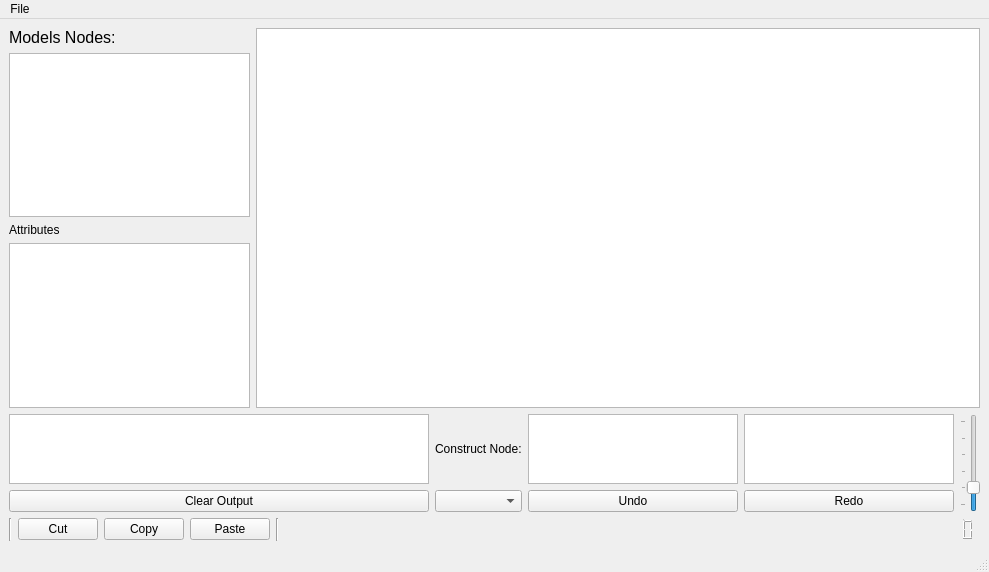
The window that mainwindow.ui (cdit-ma/SEM) describes before a commit, drawn with Qt 5.
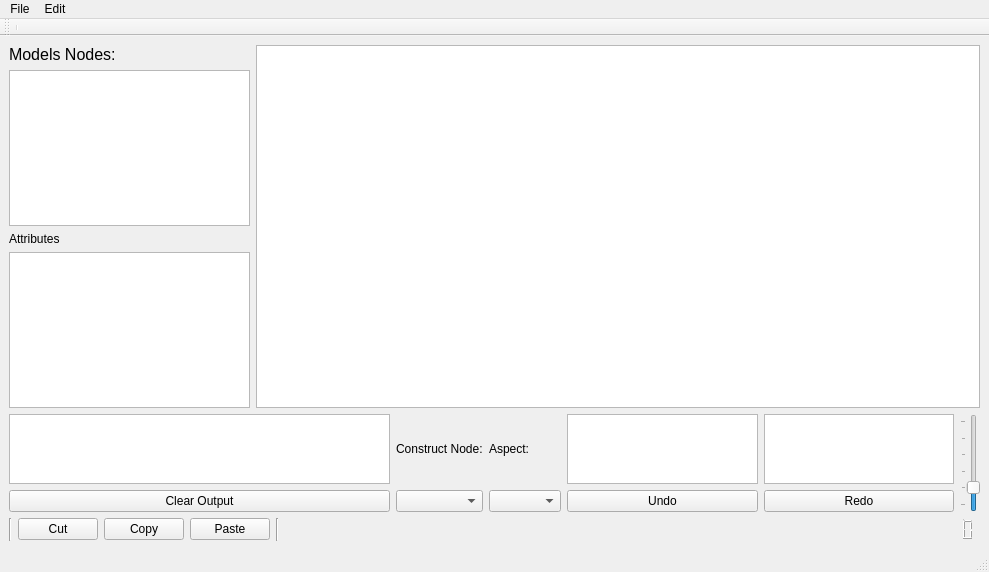
The same window after the commit. Custom widgets are drawn as their Qt base class.

```diff
--- a/mainwindow.ui
+++ b/mainwindow.ui
@@ -36,10 +36,10 @@
           <item>
            <widget class="QTreeView" name="treeView">
             <property name="headerHidden">
-             <bool>false</bool>
-            </property>
-            <attribute name="headerVisible">
              <bool>true</bool>
+            </property>
+            <attribute name="headerVisible">
+             <bool>false</bool>
             </attribute>
            </widget>
           </item>
@@ -64,7 +64,7 @@
        </layout>
       </item>
       <item>
-       <layout class="QHBoxLayout" name="horizontalLayout_2" stretch="4,0,2,2,0,1">
+       <layout class="QHBoxLayout" name="horizontalLayout_2" stretch="4,0,0,2,2,0,1">
         <item>
          <layout class="QVBoxLayout" name="verticalLayout_7">
           <item>
@@ -93,6 +93,20 @@
           </item>
          </layout>
         </item>
+        <item>
+         <layout class="QVBoxLayout" name="verticalLayout_9">
+          <item>
+           <widget class="QLabel" name="label_5">
+            <property name="text">
+             <string>Aspect:</string>
+            </property>
+           </widget>
+          </item>
+          <item>
+           <widget class="QComboBox" name="aspectBox"/>
+          </item>
+         </layout>
+        </item>
         <item>
          <layout class="QVBoxLayout" name="verticalLayout_4">
           <item>
@@ -223,6 +237,15 @@
     </item>
    </layout>
   </widget>
+  <widget class="QToolBar" name="toolBar">
+   <attribute name="toolBarArea">
+    <enum>TopToolBarArea</enum>
+   </attribute>
+   <attribute name="toolBarBreak">
+    <bool>false</bool>
+   </attribute>
+   <addaction name="separator"/>
+  </widget>
   <widget class="QMenuBar" name="menubar">
    <property name="geometry">
     <rect>
@@ -240,7 +263,20 @@
     <addaction name="actionExport_GraphML"/>
     <addaction name="actionExit"/>
    </widget>
+   <widget class="QMenu" name="menuEdit">
+    <property name="title">
+     <string>Edit</string>
+    </property>
+    <addaction name="actionUndo"/>
+    <addaction name="actionRedo"/>
+    <addaction name="separator"/>
+    <addaction name="actionCut"/>
+    <addaction name="actionCopy"/>
+    <addaction name="actionPaste"/>
+    <addaction name="actionMake_Instance"/>
+   </widget>
    <addaction name="menuFile"/>
+   <addaction name="menuEdit"/>
   </widget>
   <widget class="QStatusBar" name="statusbar"/>
   <action name="actionImport_GraphML">
```
Left out of the diff: 73 changed lines with no effect on the pictures.
